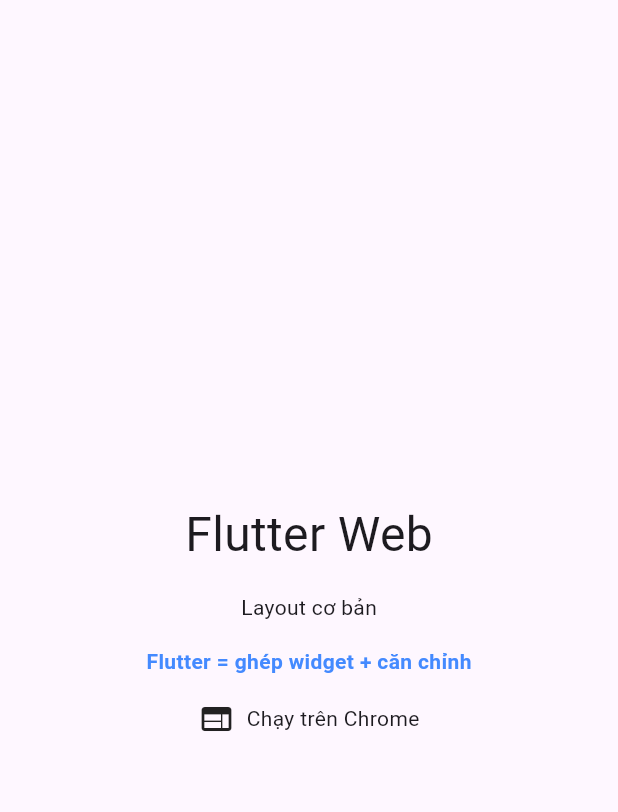
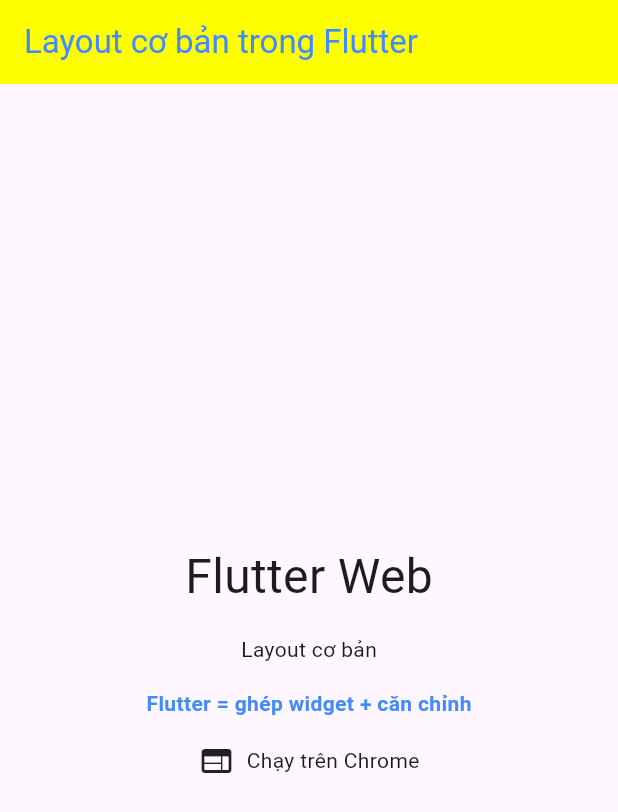
Before and after one commit to NgoThanhDong/Flutter_Learning, a Flutter app: the screen it shows after launch, on a phone screen of 412 x 824 dp. Shown: the top 812 px of the screen. Run offline on Flutter 3.47's test engine with Material 3 defaults, Android fonts, the phone set to English and light mode, and no system bars.

Commit message:
Layout cơ bản trong Flutter
Hiểu Row / Column hoạt động thế nào
Biết xếp UI theo trục ngang – dọc
Biết dùng Padding, SizedBox, Center
Biết cách tư duy layout Flutter (RẤT QUAN TRỌNG)

```diff
--- a/c2_flutter_layout_basic/lib/main.dart
+++ b/c2_flutter_layout_basic/lib/main.dart
@@ -9,9 +9,14 @@
 
   @override
   Widget build(BuildContext context) {
-    return const MaterialApp(
+    return MaterialApp(
       home: Scaffold(
-        body: Center(
+        appBar: AppBar (
+          title: const Text('Layout cơ bản trong Flutter'),
+          backgroundColor: Colors.yellowAccent,
+          foregroundColor: Colors.blueAccent,
+        ),
+        body: const Center(
           child: Column(
             mainAxisSize: MainAxisSize.min,
             children: [
```
